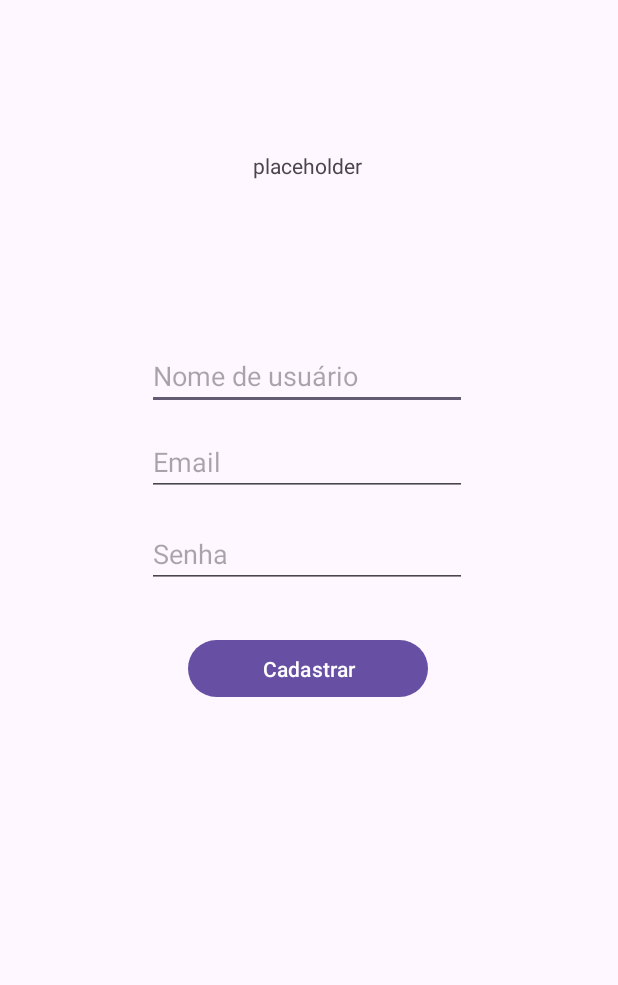
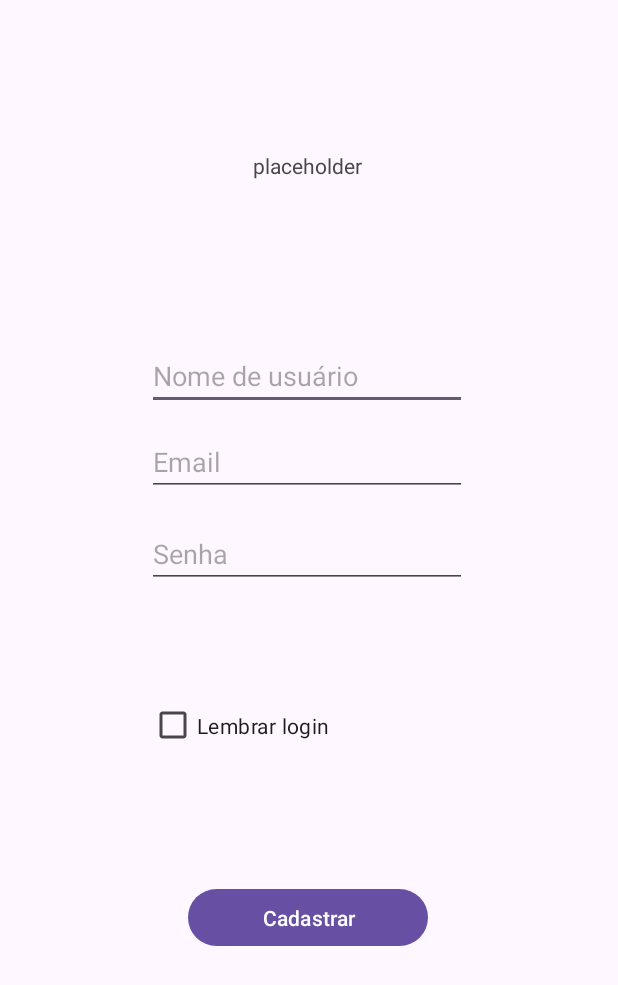
Before and after one commit to LucasRabaquim/Aplicativo_2_e_3-Bimestre, an Android app: the screen it shows after launch (CadastrarActivity), item 3 of the bottom bar chosen, on a phone screen of 412 x 824 dp. Shown: the top 985 px of the screen. Run offline under Robolectric (Android 15) with nearby library versions, the light colour scheme and no system bars.

```diff
--- a/appLeitour/app/src/main/java/com/example/appleitour/Adapter/AnnotationAdapter.java
+++ b/appLeitour/app/src/main/java/com/example/appleitour/Adapter/AnnotationAdapter.java
@@ -68,6 +68,8 @@ public class AnnotationAdapter extends RecyclerView.Adapter<AnnotationAdapter.Vi
         holder.btnUpdate.setOnClickListener(view -> {
             Intent intent = new Intent(context, AnnotationActivity.class);
             intent.putExtra("Book",book);
+            intent.putExtra("UserBook",annotation.getUserBookId());
+            Log.d("Id da bagaça",String.valueOf(annotation.getUserBookId()));
             intent.putExtra("Annotation", annotation);
             intent.putExtra("AnnotationUpdate", true);
             context.startActivity(intent);
@@ -79,7 +81,6 @@ public class AnnotationAdapter extends RecyclerView.Adapter<AnnotationAdapter.Vi
             Intent intent = new Intent(context.getApplicationContext(), BookActivity.class);
             intent.putExtra("Book",book);
             context.startActivity(intent);
-
         });
     }
 
--- a/appLeitour/app/src/main/java/com/example/appleitour/Api/NetworkUtils.java
+++ b/appLeitour/app/src/main/java/com/example/appleitour/Api/NetworkUtils.java
@@ -67,7 +67,7 @@ public class NetworkUtils {
         try {
             JSONObject json = new JSONObject(jsonResponse);
 
-            Log.d("JSON", jsonResponse);
+            //Log.d("JSON", jsonResponse);
 
             JSONArray docs = json.getJSONArray("docs");
 
@@ -158,7 +158,7 @@ public class NetworkUtils {
                 bookList.add(Book);
             }
         } catch (JSONException ex) {
-            Log.v("Network", "Cannot read JSON", ex);
+        //    Log.v("Network", "Cannot read JSON", ex);
         }
         return bookList;
     }
--- a/appLeitour/app/src/main/java/com/example/appleitour/Controller/AnnotationActivity.java
+++ b/appLeitour/app/src/main/java/com/example/appleitour/Controller/AnnotationActivity.java
@@ -26,7 +26,7 @@ public class AnnotationActivity extends AppCompatActivity {
         Book book = (Book) getIntent().getSerializableExtra("Book");
         Annotation annotation = (Annotation) getIntent().getSerializableExtra("Annotation");
         boolean updateMode = getIntent().getBooleanExtra("AnnotationUpdate",false);
-        int userId = getIntent().getIntExtra("userId",0);
+        int userBook = getIntent().getIntExtra("UserBook",0);
         EditText editText = findViewById(R.id.edit_annotation);
 
         btnSaveUpdate = findViewById(R.id.btn_annotation_save);
@@ -40,10 +40,8 @@ public class AnnotationActivity extends AppCompatActivity {
         btnSaveUpdate.setOnClickListener(view -> {
             String text = editText.getText().toString().trim();
             String bookId = book.getKey();
-            int userBook = db.selectUserBookId(bookId,userId);
             Annotation userAnnotation;
             db.getWritableDatabase();
-            Log.d("Atualizar?",String.valueOf(updateMode));
             if(updateMode){
                 userAnnotation = new Annotation(annotation.getId(),userBook,text,book.getAuthor(),book.getName());
                 db.updateAnnotation(userAnnotation);
--- a/appLeitour/app/src/main/java/com/example/appleitour/Controller/MainActivity.java
+++ b/appLeitour/app/src/main/java/com/example/appleitour/Controller/MainActivity.java
@@ -56,11 +56,6 @@ public class MainActivity extends AppCompatActivity implements LoaderManager.Loa
         adapter = new BookAdapter(getApplicationContext());
         dataListView.setAdapter((adapter));
 
-        DatabaseHelper dbHelper = new DatabaseHelper(getApplicationContext());
-        User user = new User("Lucas","123","email",(byte)123,123);
-        dbHelper.insertUser(user);
-
-
         dataListView.setOnItemClickListener((adapterView, view, i, l) -> {
             Book book = (Book) adapterView.getItemAtPosition(i);
             Intent intent = new Intent(getApplicationContext(), BookActivity.class);
@@ -83,9 +78,9 @@ public class MainActivity extends AppCompatActivity implements LoaderManager.Loa
                 intent = new Intent(getApplicationContext(), SavedActivity.class);
             else if (R.id.nav_search == item.getItemId())
                 intent = new Intent(getApplicationContext(), MainActivity.class);
-            else
+            else {
                 intent = new Intent(getApplicationContext(), CadastrarActivity.class);
-
+            }
             startActivity(intent);
             return false;
         });
--- a/appLeitour/app/src/main/java/com/example/appleitour/Controller/SplashActivity.java
+++ b/appLeitour/app/src/main/java/com/example/appleitour/Controller/SplashActivity.java
@@ -15,14 +15,13 @@ public class SplashActivity extends AppCompatActivity {
     protected void onCreate(Bundle savedInstanceState) {
         super.onCreate(savedInstanceState);
         setContentView(R.layout.activity_splash);
-
         startActivity(new Intent(getApplicationContext(),MainActivity.class));
         finish();
-        /*
+
         SharedPreferences settings = getSharedPreferences("com.example.appleitour", 0);
-        int Theme = settings.getInt("Theme", 1);
+        int Theme = settings.getInt("Theme", AppCompatDelegate.MODE_NIGHT_NO);
         AppCompatDelegate.setDefaultNightMode(Theme);
-        boolean keepLogged = settings.getBoolean("Theme", false);
+        boolean keepLogged = settings.getBoolean("keepLogged", false);
         if(keepLogged)
             startActivity(new Intent(getApplicationContext(),MainActivity.class));
         else
@@ -30,7 +29,7 @@ public class SplashActivity extends AppCompatActivity {
                 startActivity(new Intent(getApplicationContext(),CadastrarActivity.class));
             else
                 startActivity(new Intent(getApplicationContext(),LoginActivity.class));
-*/
+
 
     }
 }
--- a/appLeitour/app/src/main/java/com/example/appleitour/Database/TbUser.java
+++ b/appLeitour/app/src/main/java/com/example/appleitour/Database/TbUser.java
@@ -13,7 +13,7 @@ public class TbUser {
     public static final String  QUERY = "CREATE TABLE " + TABLE_NAME + "(" +
             "   " + COLUMN_ID + " INTEGER PRIMARY KEY AUTOINCREMENT, " +
             "   " + COLUMN_NAME + " TEXT, " +
-            "   " + COLUMN_EMAIL + " TEXT, " +
+            "   " + COLUMN_EMAIL + " TEXT UNIQUE, " +
             "   " + COLUMN_PASSWORD + " TEXT, " +
             "   " + COLUMN_PHOTO + " BLOB, " +
             "   " + COLUMN_COLOR + " INTEGER);" ;
--- a/appLeitour/app/src/main/java/com/example/appleitour/Model/Book.java
+++ b/appLeitour/app/src/main/java/com/example/appleitour/Model/Book.java
@@ -2,6 +2,7 @@ package com.example.appleitour.Model;
 
 import android.graphics.Bitmap;
 import android.graphics.BitmapFactory;
+import android.util.Log;
 
 import java.io.ByteArrayOutputStream;
 import java.io.Serializable;
@@ -71,6 +72,11 @@ public class Book implements Serializable {
     public void setYear(String year){this.year = year;}
     public String getYear(){return this.year;}
 
+    public void debug(){
+        Log.d("Key",this.key);
+        Log.d("Name",this.name);
+    }
+
 
 
 }
--- a/appLeitour/app/src/main/java/com/example/appleitour/Model/UserBook.java
+++ b/appLeitour/app/src/main/java/com/example/appleitour/Model/UserBook.java
@@ -11,4 +11,8 @@ public class UserBook {
 
     public int getUserBookId() { return UserBook; }
     public void setUserBookId(int userBookId){this.UserBook = userBookId;}
+    public String getBookId() { return bookId; }
+    public void setBookId(String userBookId){this.bookId = bookId;}
+    public int getUserId() { return userId; }
+    public void setUserId(int userId){this.userId = userId;}
 }
--- a/appLeitour/app/src/main/res/layout/activity_cadastrar.xml
+++ b/appLeitour/app/src/main/res/layout/activity_cadastrar.xml
@@ -55,8 +55,20 @@
         app:layout_constraintEnd_toEndOf="parent"
         app:layout_constraintHorizontal_bias="0.498"
         app:layout_constraintStart_toStartOf="parent"
-        app:layout_constraintTop_toBottomOf="@+id/edit_cadastro_password"
-        app:layout_constraintVertical_bias="0.08" />
+        app:layout_constraintTop_toBottomOf="@+id/checkbox_lembrarLogin2"
+        app:layout_constraintVertical_bias="0.296" />
+
+    <CheckBox
+        android:id="@+id/checkbox_lembrarLogin2"
+        android:layout_width="209dp"
+        android:layout_height="50dp"
+        android:text="@string/cblembrar"
+        app:layout_constraintBottom_toBottomOf="parent"
+        app:layout_constraintEnd_toEndOf="parent"
+        app:layout_constraintHorizontal_bias="0.49"
+        app:layout_constraintStart_toStartOf="parent"
+        app:layout_constraintTop_toTopOf="parent"
+        app:layout_constraintVertical_bias="0.593" />
 
     <TextView
         android:id="@+id/textView2"
```
Also changed, not shown: appLeitour/app/src/main/java/com/example/appleitour/Controller/BookActivity.java (+11 -9 lines), appLeitour/app/src/main/java/com/example/appleitour/Controller/CadastrarActivity.java (+32 -0 lines), appLeitour/app/src/main/java/com/example/appleitour/Controller/LoginActivity.java (+34 -0 lines), appLeitour/app/src/main/java/com/example/appleitour/Controller/SavedActivity.java (+6 -1 lines), appLeitour/app/src/main/java/com/example/appleitour/Database/DatabaseHelper.java (+40 -13 lines).
